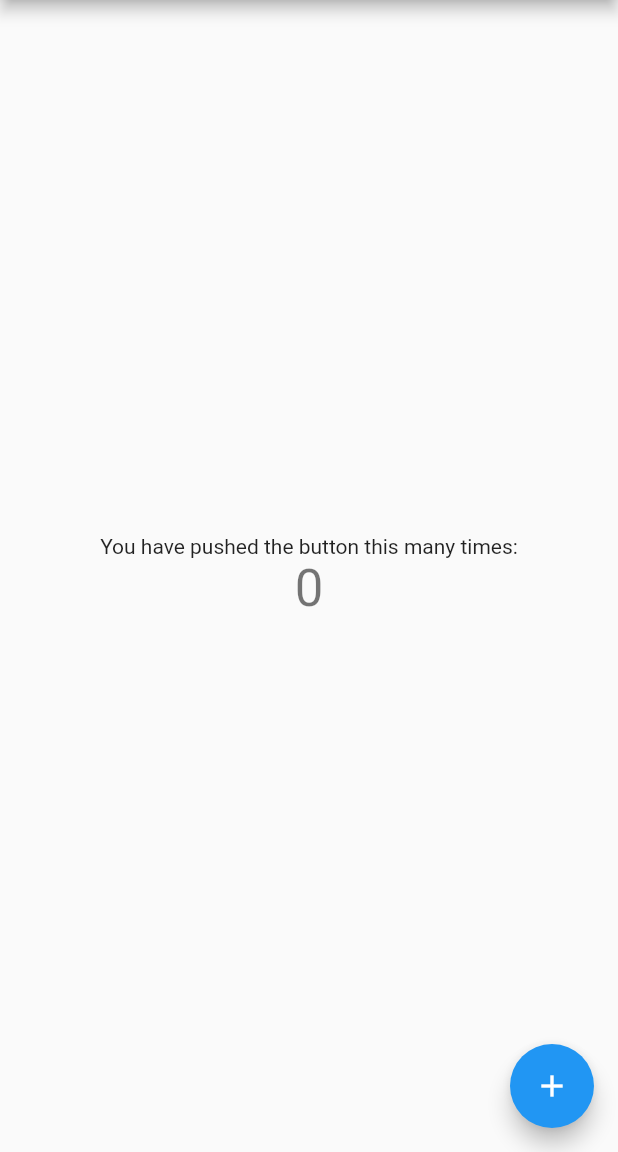
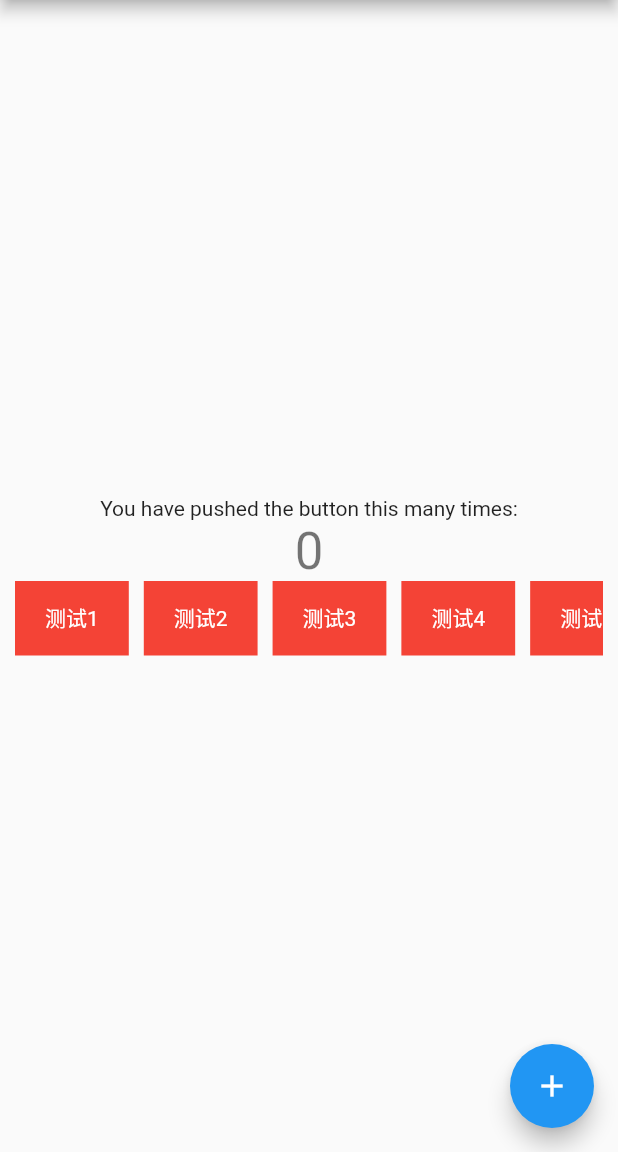
Before and after one commit to swiftdo/flutter_best_practice, a Flutter app: the screen it shows after launch, on a phone screen of 412 x 824 dp, the part 84-1236 px from its top. Run offline on Flutter 3.47's test engine with Material 2 defaults, Android fonts, the phone set to English and light mode, and no system bars; drawn by our look-alikes of scroll_to_index.

```diff
--- a/lib/main.dart
+++ b/lib/main.dart
@@ -1,4 +1,5 @@
 import 'package:flutter/material.dart';
+import 'package:scroll_to_index/scroll_to_index.dart';
 
 void main() {
   runApp(const MyApp());
@@ -7,21 +8,11 @@ void main() {
 class MyApp extends StatelessWidget {
   const MyApp({Key? key}) : super(key: key);
 
-  // This widget is the root of your application.
   @override
   Widget build(BuildContext context) {
     return MaterialApp(
       title: 'Flutter Demo',
       theme: ThemeData(
-        // This is the theme of your application.
-        //
-        // Try running your application with "flutter run". You'll see the
-        // application has a blue toolbar. Then, without quitting the app, try
-        // changing the primarySwatch below to Colors.green and then invoke
-        // "hot reload" (press "r" in the console where you ran "flutter run",
-        // or simply save your changes to "hot reload" in a Flutter IDE).
-        // Notice that the counter didn't reset back to zero; the application
-        // is not restarted.
         primarySwatch: Colors.blue,
       ),
       home: const MyHomePage(title: 'Flutter Demo Home Page'),
@@ -32,15 +23,6 @@ class MyApp extends StatelessWidget {
 class MyHomePage extends StatefulWidget {
   const MyHomePage({Key? key, required this.title}) : super(key: key);
 
-  // This widget is the home page of your application. It is stateful, meaning
-  // that it has a State object (defined below) that contains fields that affect
-  // how it looks.
-
-  // This class is the configuration for the state. It holds the values (in this
-  // case the title) provided by the parent (in this case the App widget) and
-  // used by the build method of the State. Fields in a Widget subclass are
-  // always marked "final".
-
   final String title;
 
   @override
@@ -50,49 +32,43 @@ class MyHomePage extends StatefulWidget {
 class _MyHomePageState extends State<MyHomePage> {
   int _counter = 0;
 
+  late AutoScrollController controller;
+
+  @override
+  void initState() {
+    controller = AutoScrollController(
+        viewportBoundaryGetter: () => Rect.fromLTRB(0, 0, 0, 0),
+        axis: Axis.horizontal);
+    super.initState();
+  }
+
+  final List<String> tags = [
+    '测试1',
+    '测试2',
+    '测试3',
+    '测试4',
+    '测试5',
+    '测试6',
+    '测试7',
+    '测试8',
+    '测试9',
+    '测试10',
+  ];
+
   void _incrementCounter() {
     setState(() {
-      // This call to setState tells the Flutter framework that something has
-      // changed in this State, which causes it to rerun the build method below
-      // so that the display can reflect the updated values. If we changed
-      // _counter without calling setState(), then the build method would not be
-      // called again, and so nothing would appear to happen.
       _counter++;
     });
   }
 
   @override
   Widget build(BuildContext context) {
-    // This method is rerun every time setState is called, for instance as done
-    // by the _incrementCounter method above.
-    //
-    // The Flutter framework has been optimized to make rerunning build methods
-    // fast, so that you can just rebuild anything that needs updating rather
-    // than having to individually change instances of widgets.
     return Scaffold(
       appBar: AppBar(
-        // Here we take the value from the MyHomePage object that was created by
-        // the App.build method, and use it to set our appbar title.
         title: Text(widget.title),
       ),
       body: Center(
-        // Center is a layout widget. It takes a single child and positions it
-        // in the middle of the parent.
         child: Column(
-          // Column is also a layout widget. It takes a list of children and
-          // arranges them vertically. By default, it sizes itself to fit its
-          // children horizontally, and tries to be as tall as its parent.
-          //
-          // Invoke "debug painting" (press "p" in the console, choose the
-          // "Toggle Debug Paint" action from the Flutter Inspector in Android
-          // Studio, or the "Toggle Debug Paint" command in Visual Studio Code)
-          // to see the wireframe for each widget.
-          //
-          // Column has various properties to control how it sizes itself and
-          // how it positions its children. Here we use mainAxisAlignment to
-          // center the children vertically; the main axis here is the vertical
-          // axis because Columns are vertical (the cross axis would be
-          // horizontal).
           mainAxisAlignment: MainAxisAlignment.center,
           children: <Widget>[
             const Text(
@@ -101,6 +77,43 @@ class _MyHomePageState extends State<MyHomePage> {
             Text(
               '$_counter',
               style: Theme.of(context).textTheme.headline4,
+            ),
+            Container(
+              padding: const EdgeInsets.symmetric(horizontal: 10),
+              child: ListView(
+                controller: controller,
+                scrollDirection: Axis.horizontal,
+                children: tags
+                    .map((e) => GestureDetector(
+                          onTap: () async {
+                            await controller.scrollToIndex(tags.indexOf(e),
+                                preferPosition: AutoScrollPosition.middle);
+                            controller.highlight(tags.indexOf(e));
+                          },
+                          child: Container(
+                            alignment: Alignment.center,
+                            child: AutoScrollTag(
+                              key: ValueKey(e),
+                              controller: controller,
+                              child: Text(
+                                e,
+                                style: const TextStyle(color: Colors.white),
+                              ),
+                              index: tags.indexOf(e),
+                              highlightColor: Colors.blue,
+                            ),
+                            decoration: const BoxDecoration(
+                              color: Colors.red,
+                            ),
+                            padding: const EdgeInsets.symmetric(
+                              horizontal: 20,
+                            ),
+                            margin: const EdgeInsets.only(right: 10),
+                          ),
+                        ))
+                    .toList(),
+              ),
+              height: 50,
             ),
           ],
         ),
--- a/pubspec.yaml
+++ b/pubspec.yaml
@@ -34,6 +34,7 @@ dependencies:
   # The following adds the Cupertino Icons font to your application.
   # Use with the CupertinoIcons class for iOS style icons.
   cupertino_icons: ^1.0.2
+  scroll_to_index: ^2.1.1
 
 dev_dependencies:
   flutter_test:
```
Also changed, not shown: pubspec.lock.
